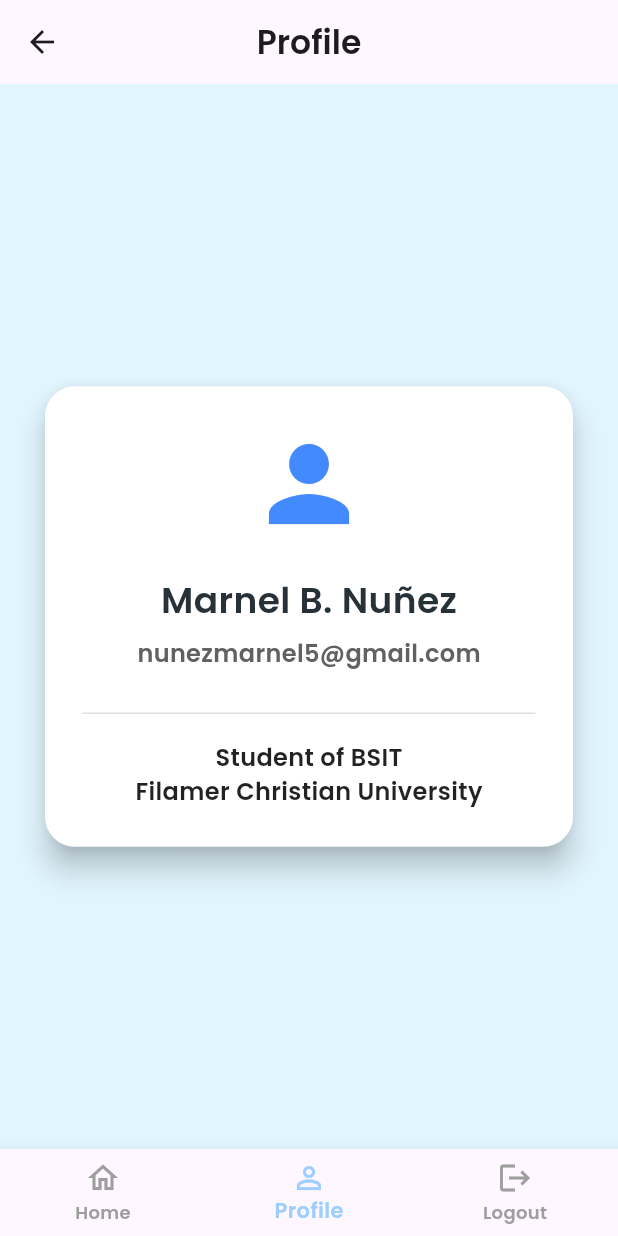
After one commit to ryomamarnel/flutter_activity-1, a Flutter app: the ProfilePage screen opened by its route, on a phone screen of 412 x 824 dp. The commit adds this screen. Run offline on Flutter 3.47's test engine with Material 3 defaults, Android fonts, the phone set to English and light mode, and no system bars; our stand-ins replace flutter_svg.

Commit message:
adding a navigation and login-profile page

```diff
--- a/lib/main.dart
+++ b/lib/main.dart
@@ -1,5 +1,7 @@
-import 'package:fitness/pages/Home.dart';
 import 'package:flutter/material.dart';
+import 'pages/login.dart';
+import 'pages/profile.dart';
+import 'pages/home.dart';
 
 void main() {
   runApp(const MyApp());
@@ -8,13 +10,17 @@ void main() {
 class MyApp extends StatelessWidget {
   const MyApp({super.key});
 
-  // This widget is the root of your application.
   @override
   Widget build(BuildContext context) {
     return MaterialApp(
       debugShowCheckedModeBanner: false,
       theme: ThemeData(fontFamily: 'Poppins'),
-      home: HomePage(),
+      initialRoute: '/login',
+      routes: {
+        '/login': (context) => const LoginPage(),
+        '/profile': (context) => const ProfilePage(),
+        '/home': (context) => const HomePage(),
+      },
     );
   }
 }
--- /dev/null
+++ b/lib/pages/profile.dart
@@ -0,0 +1,101 @@
+import 'package:flutter/material.dart';
+
+class ProfilePage extends StatefulWidget {
+  final String username;
+  final String email;
+
+  const ProfilePage({
+    super.key,
+    this.username = 'Marnel B. Nuñez',
+    this.email = 'nunezmarnel5@gmail.com',
+  });
+
+  @override
+  State<ProfilePage> createState() => _ProfilePageState();
+}
+
+class _ProfilePageState extends State<ProfilePage> {
+  int _selectedIndex = 1;
+
+  void _onItemTapped(int index) {
+    if (index == 0) {
+      Navigator.pushReplacementNamed(context, '/home');
+    } else if (index == 1) {
+    } else if (index == 2) {
+      Navigator.pushReplacementNamed(context, '/login');
+    }
+  }
+
+  @override
+  Widget build(BuildContext context) {
+    return Scaffold(
+      appBar: AppBar(title: const Text('Profile'), centerTitle: true),
+      backgroundColor: Colors.lightBlue[50],
+      body: Center(
+        child: Card(
+          elevation: 8,
+          shape: RoundedRectangleBorder(
+            borderRadius: BorderRadius.circular(20),
+          ),
+          color: Colors.white,
+          margin: const EdgeInsets.symmetric(horizontal: 30, vertical: 100),
+          child: Padding(
+            padding: const EdgeInsets.all(25.0),
+            child: Column(
+              mainAxisSize: MainAxisSize.min,
+              children: [
+                const Icon(Icons.person, size: 80, color: Colors.blueAccent),
+                const SizedBox(height: 20),
+                Text(
+                  widget.username,
+                  style: TextStyle(
+                    fontSize: 24,
+                    fontWeight: FontWeight.bold,
+                    color: Colors.blueGrey[900],
+                  ),
+                ),
+                const SizedBox(height: 8),
+                Text(
+                  widget.email,
+                  style: TextStyle(fontSize: 16, color: Colors.grey[700]),
+                ),
+                const SizedBox(height: 20),
+                Divider(color: Colors.grey[300]),
+                const SizedBox(height: 10),
+                const Text(
+                  "Student of BSIT",
+                  style: TextStyle(fontSize: 16, color: Colors.black87),
+                ),
+                const Text(
+                  "Filamer Christian University",
+                  style: TextStyle(
+                    fontSize: 16,
+                    fontWeight: FontWeight.w500,
+                    color: Colors.black87,
+                  ),
+                ),
+              ],
+            ),
+          ),
+        ),
+      ),
+      bottomNavigationBar: BottomNavigationBar(
+        currentIndex: _selectedIndex,
+        onTap: _onItemTapped,
+        selectedItemColor: const Color(0xff9DCEFF),
+        unselectedItemColor: Colors.grey,
+        items: const [
+          BottomNavigationBarItem(
+            icon: Icon(Icons.home_outlined),
+            label: 'Home',
+          ),
+          BottomNavigationBarItem(
+            icon: Icon(Icons.person_outline),
+            label: 'Profile',
+          ),
+          BottomNavigationBarItem(icon: Icon(Icons.logout), label: 'Logout'),
+        ],
+      ),
+    );
+  }
+}
```
Also changed, not shown: lib/pages/home.dart (+44 -0 lines), lib/pages/login.dart (added, +59 -0 lines).
